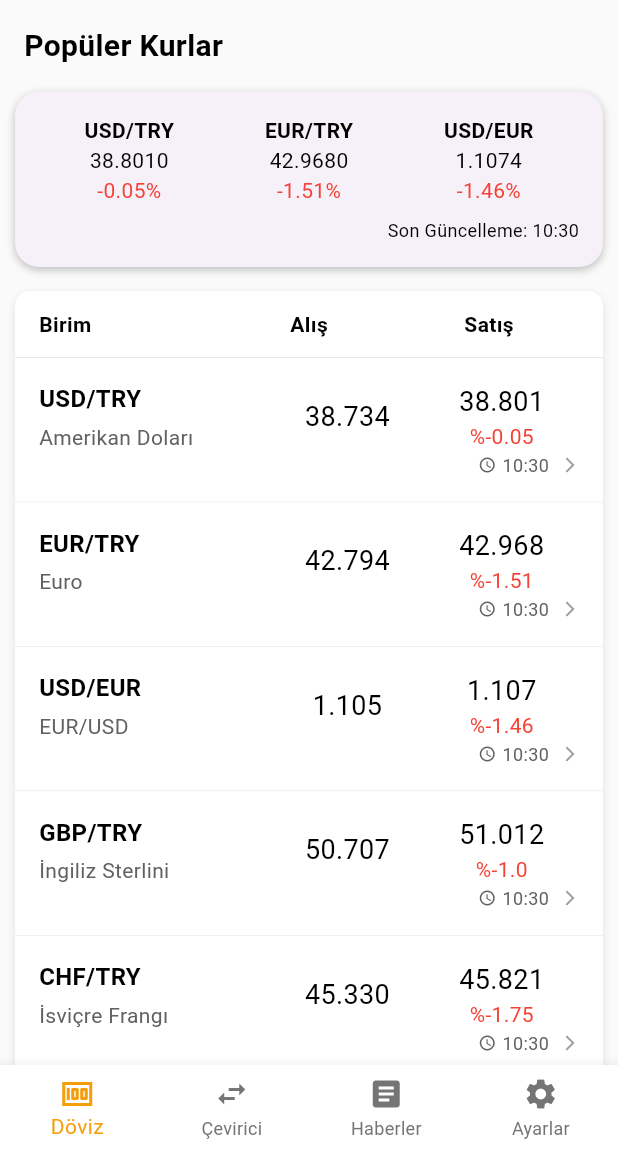
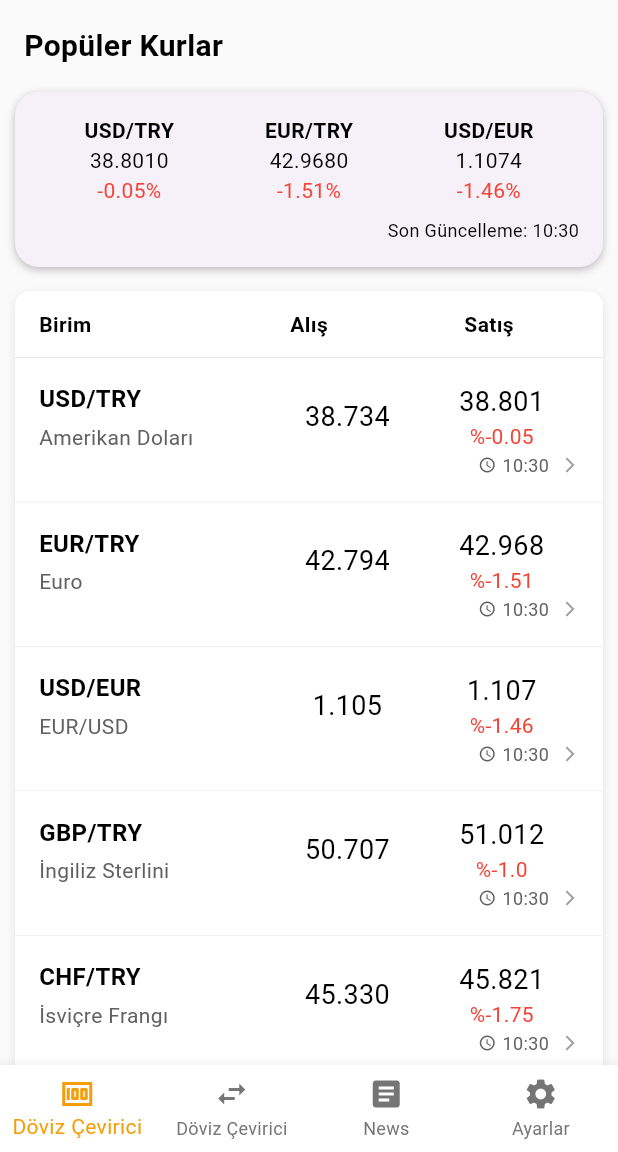
Before and after one commit to TarikKaravar/FXSwift, a Flutter app: the screen it shows after launch, on a phone screen of 412 x 824 dp, the part 84-1236 px from its top. Run offline on Flutter 3.47's test engine with Material 3 defaults, Android fonts, the phone set to English and light mode, and no system bars; our stand-ins replace fl_chart, go_router, lottie, shared_preferences; network calls fail.

Commit message:
attaki buton bardaki simgeler dil entegrasyonuna uyarlandı

```diff
--- a/lib/widgets/bottom_menu.dart
+++ b/lib/widgets/bottom_menu.dart
@@ -1,8 +1,8 @@
 import 'package:flutter/material.dart';
 import 'package:flutter_app/theme_provider.dart';
+import 'package:flutter_app/localization_provider.dart'; // LocalizationProvider'ı import et.
 import 'package:go_router/go_router.dart';
 import 'package:provider/provider.dart';
-import 'theme_provider.dart';
 
 class BottomMenu extends StatelessWidget {
   const BottomMenu({super.key});
@@ -37,6 +37,7 @@ class BottomMenu extends StatelessWidget {
   Widget build(BuildContext context) {
     final selectedIndex = _calculateSelectedIndex(context);
     final isDark = Provider.of<ThemeProvider>(context).isDarkMode;
+    final loc = Provider.of<LocalizationProvider>(context);
 
     return BottomNavigationBar(
       currentIndex: selectedIndex,
@@ -45,22 +46,22 @@ class BottomMenu extends StatelessWidget {
       unselectedItemColor: isDark ? Colors.grey[400] : Colors.grey[600],
       backgroundColor: isDark ? const Color(0xFF2D2D2D) : Colors.white,
       type: BottomNavigationBarType.fixed,
-      items: const [
+      items: [
         BottomNavigationBarItem(
-          icon: Icon(Icons.money),
-          label: "Döviz",
+          icon: const Icon(Icons.money),
+          label: loc.t('currency_converter_tab'),  // 💡 Dinamik çeviri
         ),
         BottomNavigationBarItem(
-          icon: Icon(Icons.swap_horiz),
-          label: "Çevirici",
+          icon: const Icon(Icons.swap_horiz),
+          label: loc.t('currency_converter'),
         ),
         BottomNavigationBarItem(
-          icon: Icon(Icons.article),
-          label: "Haberler",
+          icon: const Icon(Icons.article),
+          label: loc.t('News') ?? 'Haberler', // 'news' yoksa fallback
         ),
         BottomNavigationBarItem(
-          icon: Icon(Icons.settings),
-          label: "Ayarlar",
+          icon: const Icon(Icons.settings),
+          label: loc.t('settings'),
         ),
       ],
     );
```
